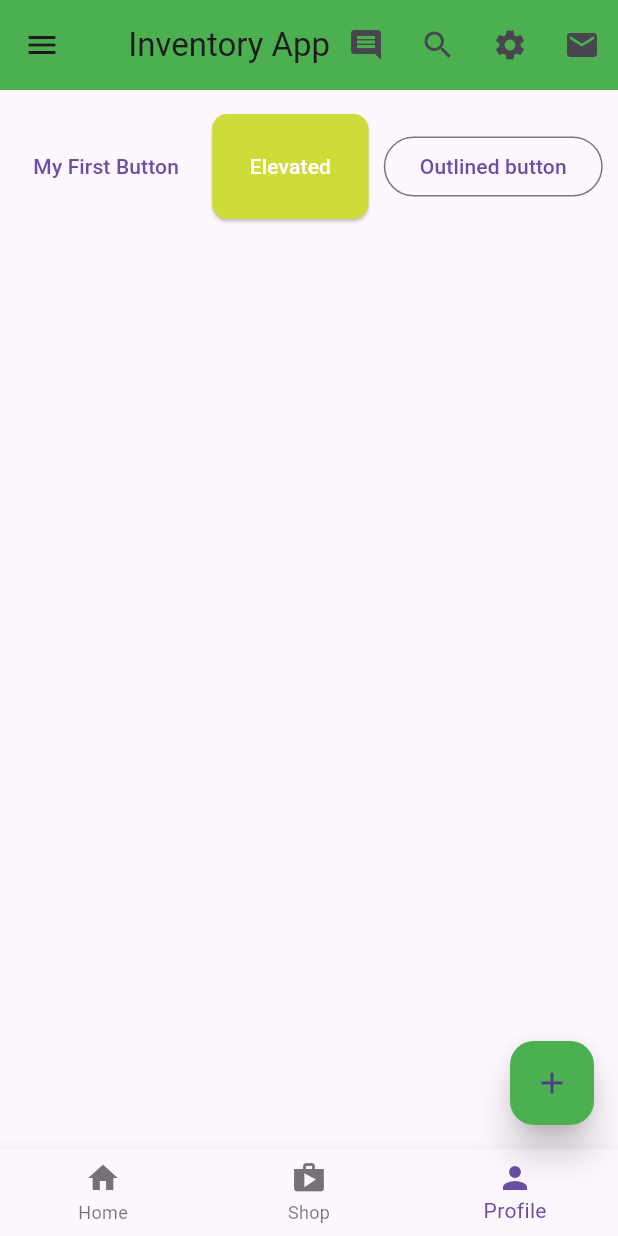
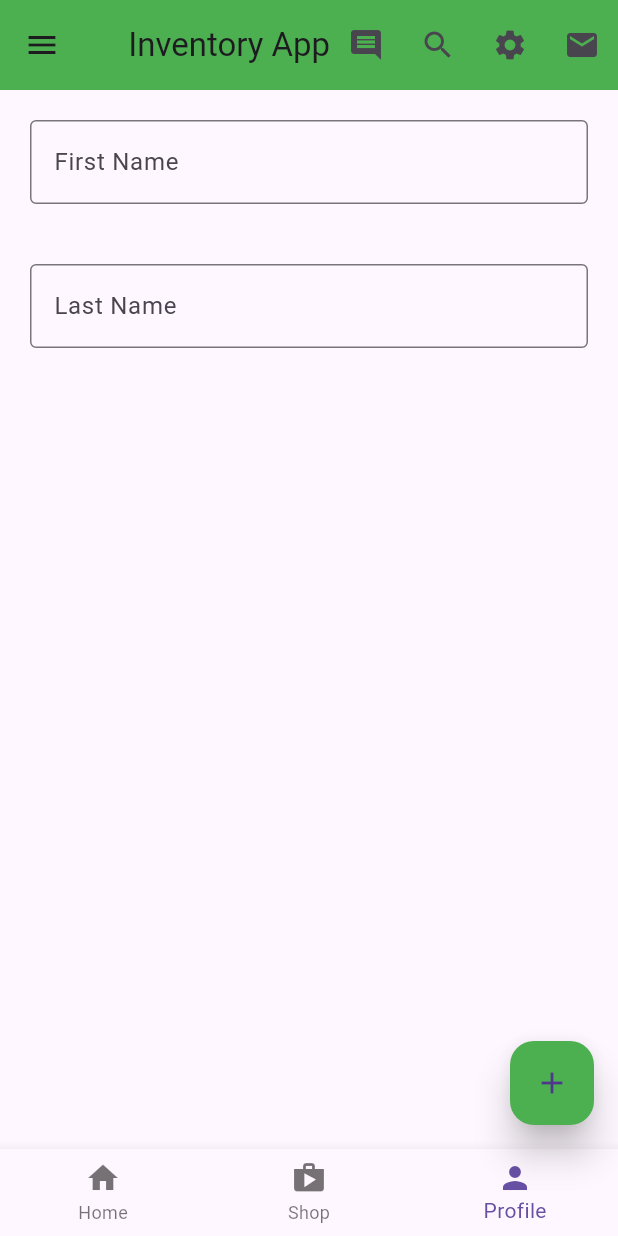
Before and after one commit to ashraful61/flutter-my-first-app, a Flutter app: the screen it shows after launch, on a phone screen of 412 x 824 dp. Run offline on Flutter 3.47's test engine with Material 3 defaults, Android fonts, the phone set to English and light mode, and no system bars.

Commit message:
first name and last name form added

```diff
--- a/lib/main.dart
+++ b/lib/main.dart
@@ -96,34 +96,42 @@ class HomeActivity extends StatelessWidget {
         ],
       ),
 
-      body: Padding(
-        padding: const EdgeInsets.only(top: 16), // Add 16px padding to the top
-        child: Row(
-          mainAxisAlignment: MainAxisAlignment.spaceEvenly,
-          children: [
-            TextButton(
-              onPressed: () {
-                mySnackBar('My text button', context);
-              },
-              child: Text("My First Button"),
-            ),
-            ElevatedButton(
-              onPressed: () {
-                // mySnackBar('My Elevated text button', context);
-                myAlertDialog(context);
-              },
-              child: Text("Elevated"),
-              style: buttonStyle,
-            ),
-            OutlinedButton(
-              onPressed: () {
-                mySnackBar('My Outlined text button', context);
-              },
-              child: Text("Outlined button"),
-            ),
-          ],
-        ),
+      body: const Column(
+        mainAxisAlignment: MainAxisAlignment.start,
+        children: [
+          Padding(padding: EdgeInsets.all(20),child: TextField(decoration: InputDecoration(border: OutlineInputBorder(),labelText: 'First Name')),),
+          Padding(padding: EdgeInsets.all(20),child: TextField(decoration: InputDecoration(border: OutlineInputBorder(),labelText: 'Last Name')),),
+        ],
       ),
+
+      // body: Padding(
+      //   padding: const EdgeInsets.only(top: 16), // Add 16px padding to the top
+      //   child: Row(
+      //     mainAxisAlignment: MainAxisAlignment.spaceEvenly,
+      //     children: [
+      //       TextButton(
+      //         onPressed: () {
+      //           mySnackBar('My text button', context);
+      //         },
+      //         child: Text("My First Button"),
+      //       ),
+      //       ElevatedButton(
+      //         onPressed: () {
+      //           // mySnackBar('My Elevated text button', context);
+      //           myAlertDialog(context);
+      //         },
+      //         child: Text("Elevated"),
+      //         style: buttonStyle,
+      //       ),
+      //       OutlinedButton(
+      //         onPressed: () {
+      //           mySnackBar('My Outlined text button', context);
+      //         },
+      //         child: Text("Outlined button"),
+      //       ),
+      //     ],
+      //   ),
+      // ),
 
       // body: Row(
       //   mainAxisAlignment: MainAxisAlignment.center,
```
